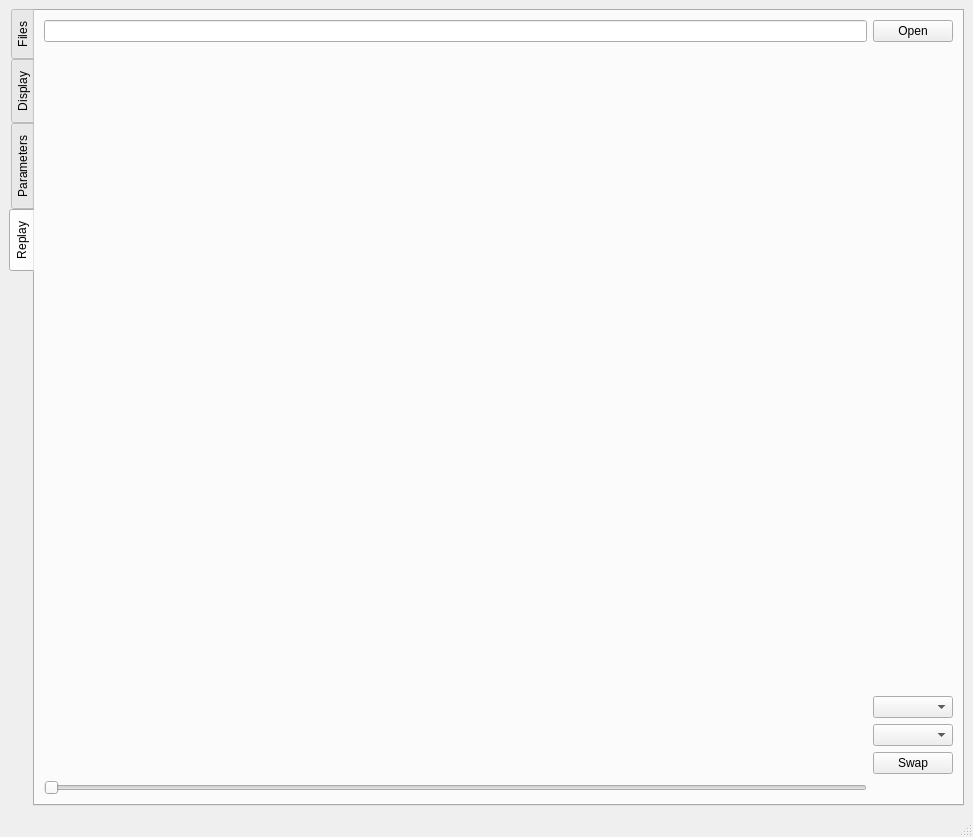
Before: the Qt Designer form mainwindow.ui in FastTrackOrg/FastTrack, drawn with Qt 5.
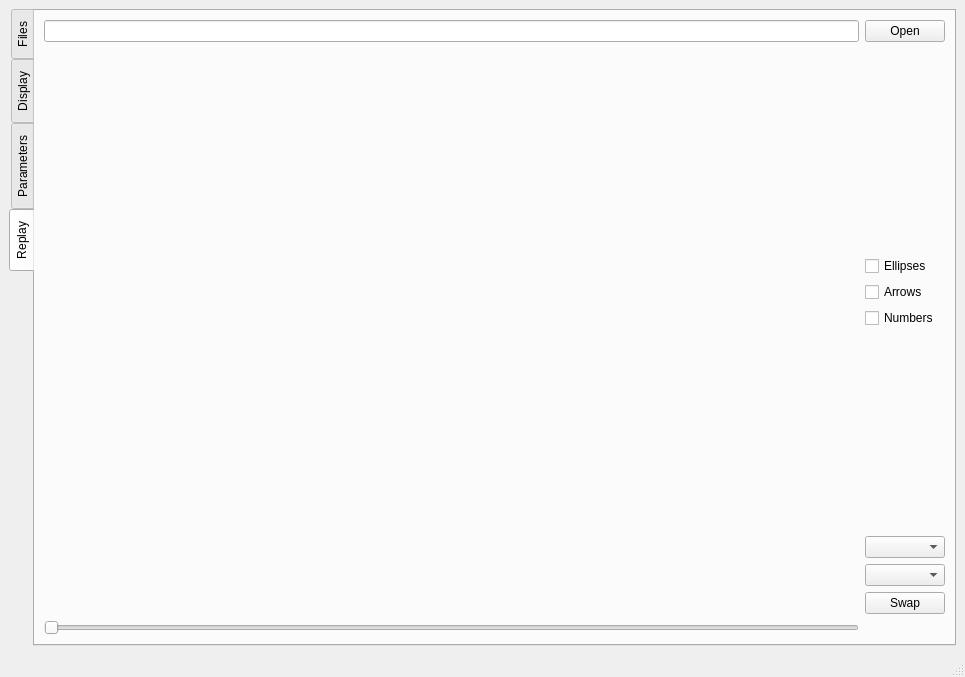
After: the same form once the commit is applied. The open tabs and pages were chosen to show the change.

Commit message: [feat] main: add visualization options

The edit to the form file:
```diff
--- a/mainwindow.ui
+++ b/mainwindow.ui
@@ -6,8 +6,8 @@
    <rect>
     <x>0</x>
     <y>0</y>
-    <width>973</width>
-    <height>837</height>
+    <width>965</width>
+    <height>677</height>
    </rect>
   </property>
   <property name="windowTitle">
@@ -177,7 +177,7 @@
           </property>
          </widget>
         </item>
-        <item row="1" column="0">
+        <item row="1" column="0" rowspan="8">
          <widget class="QLabel" name="replayDisplay">
           <property name="sizePolicy">
            <sizepolicy hsizetype="Ignored" vsizetype="Ignored">
@@ -190,20 +190,67 @@
           </property>
          </widget>
         </item>
+        <item row="1" column="1">
+         <spacer name="verticalSpacer_2">
+          <property name="orientation">
+           <enum>Qt::Vertical</enum>
+          </property>
+          <property name="sizeHint" stdset="0">
+           <size>
+            <width>20</width>
+            <height>174</height>
+           </size>
+          </property>
+         </spacer>
+        </item>
         <item row="2" column="1">
+         <widget class="QCheckBox" name="replayEllipses">
+          <property name="text">
+           <string>Ellipses</string>
+          </property>
+         </widget>
+        </item>
+        <item row="3" column="1">
+         <widget class="QCheckBox" name="replayArrows">
+          <property name="text">
+           <string>Arrows</string>
+          </property>
+         </widget>
+        </item>
+        <item row="4" column="1">
+         <widget class="QCheckBox" name="replayNumbers">
+          <property name="text">
+           <string>Numbers</string>
+          </property>
+         </widget>
+        </item>
+        <item row="5" column="1">
+         <spacer name="verticalSpacer">
+          <property name="orientation">
+           <enum>Qt::Vertical</enum>
+          </property>
+          <property name="sizeHint" stdset="0">
+           <size>
+            <width>20</width>
+            <height>173</height>
+           </size>
+          </property>
+         </spacer>
+        </item>
+        <item row="6" column="1">
          <widget class="QComboBox" name="object1Replay"/>
         </item>
-        <item row="3" column="1">
+        <item row="7" column="1">
          <widget class="QComboBox" name="object2Replay"/>
         </item>
-        <item row="4" column="1">
+        <item row="8" column="1">
          <widget class="QPushButton" name="swapReplay">
           <property name="text">
            <string>Swap</string>
           </property>
          </widget>
         </item>
-        <item row="5" column="0">
+        <item row="9" column="0">
          <widget class="QSlider" name="replaySlider">
           <property name="orientation">
            <enum>Qt::Horizontal</enum>
```
Left out of the diff: 6 changed lines with no effect on the pictures.
